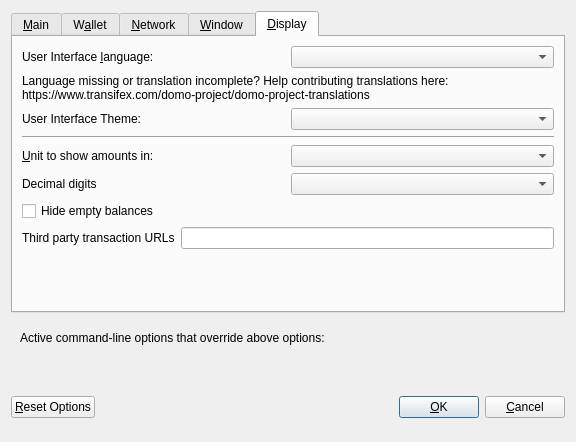
Old version of the form src/qt/forms/optionsdialog.ui in the repository Utopianer/DomoCore.
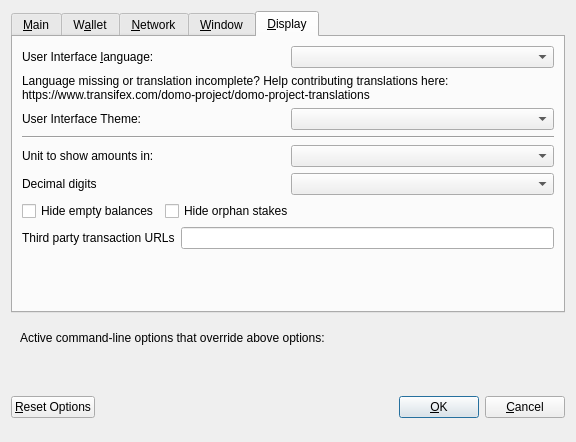
New version of the form. The open tabs and pages were chosen to show the change. Custom widgets are drawn as their Qt base class.

What changed in the file:
```diff
--- a/src/qt/forms/optionsdialog.ui
+++ b/src/qt/forms/optionsdialog.ui
@@ -521,7 +521,7 @@
         </widget>
        </item>
        <item>
-        <layout class="QHBoxLayout" name="horizontalLayout_4_Display" stretch="0,0">
+        <layout class="QHBoxLayout" name="horizontalLayout_2_Display" stretch="0,0">
          <item>
           <widget class="QLabel" name="themeLabel">
            <property name="text">
@@ -535,6 +535,12 @@
         </layout>
        </item>
        <item>
+        <widget class="QWidget" name="verticalZdomDisplayWidget" native="true">
+         <layout class="QVBoxLayout" name="verticalZdomDisplayLayout">
+          <property name="margin">
+           <number>0</number>
+          </property>
+          <item>
         <widget class="Line" name="line">
          <property name="orientation">
           <enum>Qt::Horizontal</enum>
@@ -542,11 +548,11 @@
         </widget>
        </item>
        <item>
-        <layout class="QHBoxLayout" name="horizontalLayout_2_Display">
+           <layout class="QHBoxLayout" name="horizontalLayout_3_Display">
          <item>
           <widget class="QLabel" name="unitLabel">
            <property name="text">
-            <string>&amp;Unit to show amounts in:</string>
+               <string>Unit to show amounts in:</string>
            </property>
            <property name="textFormat">
             <enum>Qt::PlainText</enum>
@@ -566,7 +572,7 @@
         </layout>
        </item>
        <item>
-        <layout class="QHBoxLayout" name="horizontalLayout_5_Display">
+           <layout class="QHBoxLayout" name="horizontalLayout_4_Display">
          <item>
           <widget class="QLabel" name="digitsLabel">
            <property name="text">
@@ -580,6 +586,8 @@
         </layout>
        </item>
        <item>
+           <layout class="QHBoxLayout" name="horizontalLayout_5_Display">
+            <item>
         <widget class="QCheckBox" name="checkBoxHideZeroBalances">
          <property name="toolTip">
           <string>Hide empty balances</string>
@@ -593,7 +601,32 @@
         </widget>
        </item>
        <item>
-        <layout class="QHBoxLayout" name="horizontalLayout_3_Display">
+             <widget class="QCheckBox" name="checkBoxHideOrphans">
+              <property name="toolTip">
+               <string>Hide orphan stakes in transaction lists</string>
+              </property>
+              <property name="text">
+               <string>Hide orphan stakes</string>
+              </property>
+             </widget>
+            </item>
+            <item>
+             <spacer name="horizontalSpacer">
+              <property name="orientation">
+               <enum>Qt::Horizontal</enum>
+              </property>
+              <property name="sizeHint" stdset="0">
+               <size>
+                <width>40</width>
+                <height>20</height>
+               </size>
+              </property>
+             </spacer>
+            </item>
+           </layout>
+          </item>
+          <item>
+           <layout class="QHBoxLayout" name="horizontalLayout_6_Display">
          <item>
           <widget class="QLabel" name="thirdPartyTxUrlsLabel">
            <property name="toolTip">
@@ -615,6 +648,9 @@
           </widget>
          </item>
         </layout>
+          </item>
+         </layout>
+        </widget>
        </item>
        <item>
         <spacer name="verticalSpacer">
```
Left out of the diff: 48 changed lines with no effect on the pictures. Lines whose indentation alone changed are shown as unchanged.
